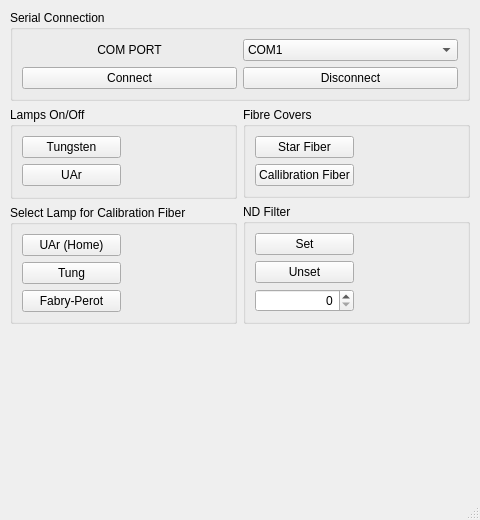
Above: gui.ui from Dishendramishra/paras2_cassegrain before the change. Below: the same form after it.
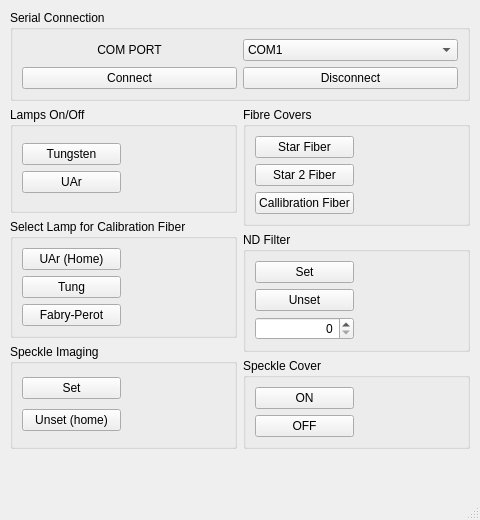
That is the form after the change. Icons and pictures are not drawn.

Commit message: integrated, next do remote testing

Diff of the .ui file:
```diff
--- a/gui.ui
+++ b/gui.ui
@@ -173,6 +173,61 @@
         </layout>
        </widget>
       </item>
+      <item>
+       <widget class="QGroupBox" name="grpbox_speckle_imaging">
+        <property name="title">
+         <string>Speckle Imaging</string>
+        </property>
+        <layout class="QGridLayout" name="gridLayout_7">
+         <item row="0" column="0">
+          <widget class="QPushButton" name="btn_set_speckle">
+           <property name="text">
+            <string>Set</string>
+           </property>
+           <property name="checkable">
+            <bool>true</bool>
+           </property>
+          </widget>
+         </item>
+         <item row="1" column="0">
+          <widget class="QPushButton" name="btn_unset_speckle">
+           <property name="text">
+            <string>Unset (home)</string>
+           </property>
+           <property name="checkable">
+            <bool>true</bool>
+           </property>
+          </widget>
+         </item>
+         <item row="1" column="1">
+          <widget class="QLabel" name="lbl_unset_speckle">
+           <property name="text">
+            <string/>
+           </property>
+           <property name="pixmap">
+            <pixmap resource="resources.qrc">:/leds/images/leds/off.png</pixmap>
+           </property>
+           <property name="alignment">
+            <set>Qt::AlignCenter</set>
+           </property>
+          </widget>
+         </item>
+         <item row="0" column="1">
+          <widget class="QLabel" name="lbl_set_speckle">
+           <property name="text">
+            <string/>
+           </property>
+           <property name="pixmap">
+            <pixmap resource="resources.qrc">:/leds/images/leds/off.png</pixmap>
+           </property>
+           <property name="alignment">
+            <set>Qt::AlignCenter</set>
+           </property>
+          </widget>
+         </item>
+        </layout>
+       </widget>
+      </item>
      </layout>
     </item>
     <item row="1" column="1">
@@ -185,30 +240,7 @@
         <layout class="QVBoxLayout" name="verticalLayout_3">
          <item>
           <layout class="QGridLayout" name="gridLayout_2">
-           <item row="1" column="0">
-            <widget class="QPushButton" name="btn_cal_cvr">
-             <property name="text">
-              <string>Callibration Fiber</string>
-             </property>
-             <property name="checkable">
-              <bool>true</bool>
-             </property>
-            </widget>
-           </item>
-           <item row="0" column="1">
-            <widget class="QLabel" name="lbl_star_cvr">
-             <property name="text">
-              <string/>
-             </property>
-             <property name="pixmap">
-              <pixmap resource="resources.qrc">:/leds/images/leds/off.png</pixmap>
-             </property>
-             <property name="alignment">
-              <set>Qt::AlignCenter</set>
-             </property>
-            </widget>
-           </item>
-           <item row="1" column="1">
+           <item row="2" column="1">
             <widget class="QLabel" name="lbl_cal_cvr">
              <property name="text">
               <string/>
@@ -231,6 +263,39 @@
              </property>
             </widget>
            </item>
+           <item row="2" column="0">
+            <widget class="QPushButton" name="btn_cal_cvr">
+             <property name="text">
+              <string>Callibration Fiber</string>
+             </property>
+             <property name="checkable">
+              <bool>true</bool>
+             </property>
+            </widget>
+           </item>
+           <item row="1" column="0">
+            <widget class="QPushButton" name="btn_star2_cvr">
+             <property name="text">
+              <string>Star 2 Fiber</string>
+             </property>
+             <property name="checkable">
+              <bool>true</bool>
+             </property>
+            </widget>
+           </item>
+           <item row="1" column="1">
+            <widget class="QLabel" name="lbl_star2_cvr">
+             <property name="text">
+              <string/>
+             </property>
+             <property name="pixmap">
+              <pixmap resource="resources.qrc">:/leds/images/leds/off.png</pixmap>
+             </property>
+             <property name="alignment">
+              <set>Qt::AlignCenter</set>
+             </property>
+            </widget>
+           </item>
           </layout>
          </item>
         </layout>
@@ -302,6 +367,61 @@
         </layout>
        </widget>
       </item>
+      <item>
+       <widget class="QGroupBox" name="grpbox_speckle_cvr">
+        <property name="title">
+         <string>Speckle Cover</string>
+        </property>
+        <layout class="QGridLayout" name="gridLayout_8">
+         <item row="0" column="0">
+          <widget class="QPushButton" name="btn_speckle_on">
+           <property name="text">
+            <string>ON</string>
+           </property>
+           <property name="checkable">
+            <bool>true</bool>
+           </property>
+          </widget>
+         </item>
+         <item row="0" column="1">
+          <widget class="QLabel" name="lbl_speckle_on">
+           <property name="text">
+            <string/>
+           </property>
+           <property name="pixmap">
+            <pixmap resource="resources.qrc">:/leds/images/leds/off.png</pixmap>
+           </property>
+           <property name="alignment">
+            <set>Qt::AlignCenter</set>
+           </property>
+          </widget>
+         </item>
+         <item row="1" column="0">
+          <widget class="QPushButton" name="btn_speckle_off">
+           <property name="text">
+            <string>OFF</string>
+           </property>
+           <property name="checkable">
+            <bool>true</bool>
+           </property>
+          </widget>
+         </item>
+         <item row="1" column="1">
+          <widget class="QLabel" name="lbl_speckle_off">
+           <property name="text">
+            <string/>
+           </property>
+           <property name="pixmap">
+            <pixmap resource="resources.qrc">:/leds/images/leds/off.png</pixmap>
+           </property>
+           <property name="alignment">
+            <set>Qt::AlignCenter</set>
+           </property>
+          </widget>
+         </item>
+        </layout>
+       </widget>
+      </item>
      </layout>
     </item>
     <item row="0" column="0" colspan="2">
```
Left out of the diff: 247 changed lines with no effect on the pictures. The commit also changes 1 other file.
